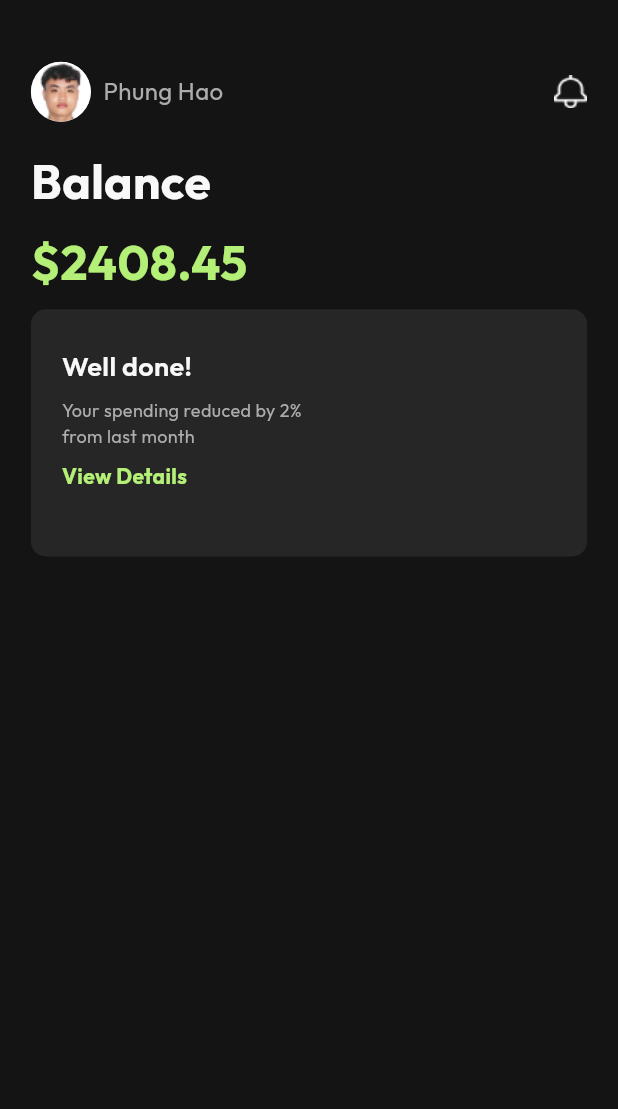
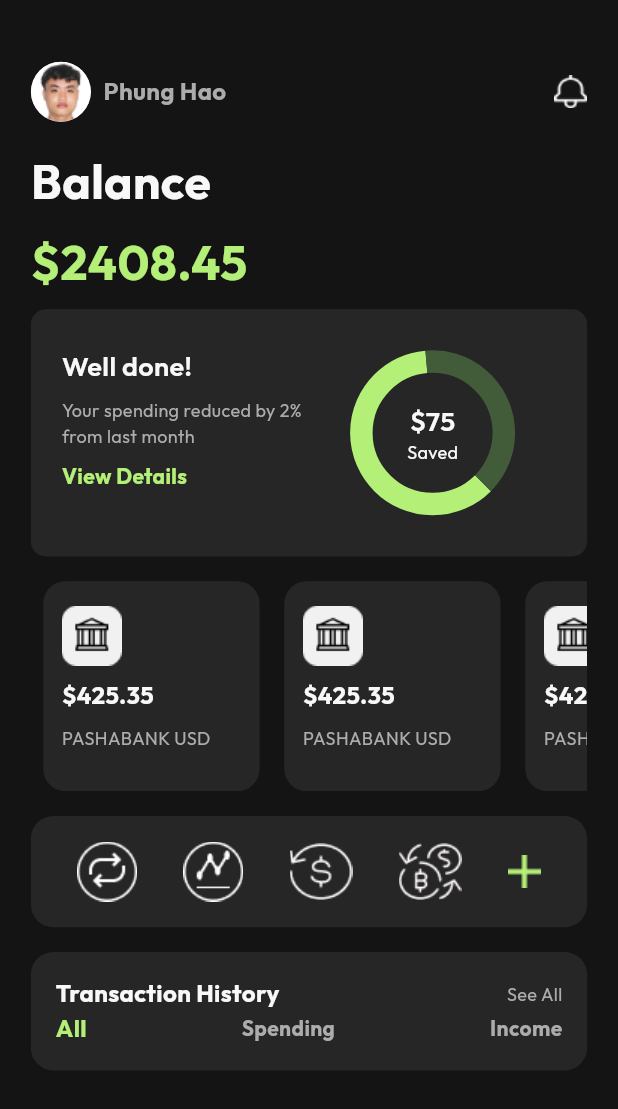
Before and after one commit to phunghao2903/fintrack, a Flutter app: the screen it shows after launch, on a phone screen of 412 x 824 dp. Shown: the top 1109 px of the screen. Run offline on Flutter 3.47's test engine with Material 3 defaults, Android fonts, the phone set to English and light mode, and no system bars; drawn by our look-alikes of fl_chart; our stand-ins replace google_fonts; missing offline and left inert: bitsdojo_window.

```diff
--- a/lib/core/theme/app_text_styles.dart
+++ b/lib/core/theme/app_text_styles.dart
@@ -17,7 +17,7 @@ class AppTextStyles {
 
   static final body1 = GoogleFonts.outfit(
     fontSize: 16,
-    fontWeight: FontWeight.normal
+    fontWeight: FontWeight.bold
   );
   static final body2 = GoogleFonts.outfit(
     fontSize: 14,
--- /dev/null
+++ b/lib/features/home/pages/account_item.dart
@@ -0,0 +1,45 @@
+import 'package:fintrack/core/theme/app_colors.dart';
+import 'package:fintrack/core/theme/app_text_styles.dart';
+import 'package:fintrack/core/utils/size_utils.dart';
+import 'package:flutter/material.dart';
+
+class AccountItem extends StatelessWidget {
+  const AccountItem({super.key});
+
+  @override
+  Widget build(BuildContext context) {
+    final h = SizeUtils.height(context);
+    final w = SizeUtils.width(context);
+    return Padding(
+      padding:  EdgeInsets.symmetric(horizontal: w *0.02),
+      child: Container(
+        height: h * 0.17,
+        width: w * 0.35,
+        decoration: BoxDecoration(
+          color: AppColors.widget,
+          borderRadius: BorderRadius.circular(15),
+        ),
+        child: Padding(
+          padding: EdgeInsets.symmetric(horizontal: w * 0.03, vertical: h * 0.02),
+          child: Column(
+            // mainAxisAlignment: MainAxisAlignment.start,
+            crossAxisAlignment: CrossAxisAlignment.start,
+            children: [
+              Image.asset('assets/icons/pashabank_usd.png'),
+              SizedBox(height: h * 0.01),
+              Text(
+                "\$425.35",
+                style: AppTextStyles.body1.copyWith(color: AppColors.white),
+              ),
+              SizedBox(height: h * 0.01),
+              Text(
+                "PASHABANK USD",
+                style: AppTextStyles.caption.copyWith(color: AppColors.grey),
+              ),
+            ],
+          ),
+        ),
+      ),
+    );
+  }
+}
--- a/lib/features/home/pages/home_page.dart
+++ b/lib/features/home/pages/home_page.dart
@@ -1,6 +1,10 @@
+import 'dart:math';
+
 import 'package:fintrack/core/theme/app_colors.dart';
 import 'package:fintrack/core/theme/app_text_styles.dart';
 import 'package:fintrack/core/utils/size_utils.dart';
+import 'package:fintrack/features/home/pages/account_item.dart';
+import 'package:fintrack/features/home/pages/my_pie_chart.dart';
 import 'package:fl_chart/fl_chart.dart';
 import 'package:flutter/material.dart';
 
@@ -12,6 +16,7 @@ class HomePage extends StatefulWidget {
 }
 
 class _HomePageState extends State<HomePage> {
+  final List _list = ['1', '2', '3'];
   @override
   Widget build(BuildContext context) {
     final h = SizeUtils.height(context);
@@ -48,48 +53,44 @@ class _HomePageState extends State<HomePage> {
                       ),
                     ],
                   ),
-                  Row(
-                    children: [
-                      Image.asset("assets/icons/notification.png",)
-                    ],
-                  )
+                  Row(children: [Image.asset("assets/icons/notification.png")]),
                 ],
               ),
-              SizedBox(height: h*0.02,),
+              SizedBox(height: h * 0.02),
               Row(
                 children: [
                   Text(
                     "Balance",
                     style: AppTextStyles.heading1.copyWith(
-                      color: AppColors.white
-
+                      color: AppColors.white,
                     ),
-                  )
+                  ),
                 ],
               ),
-              SizedBox(height: h*0.01,),
+              SizedBox(height: h * 0.01),
               Row(
                 children: [
                   Text(
                     "\$2408.45",
                     style: AppTextStyles.heading1.copyWith(
-                      color: AppColors.main
-
+                      color: AppColors.main,
                     ),
-                  )
+                  ),
                 ],
               ),
-              SizedBox(height: h*0.01,),
+              SizedBox(height: h * 0.01),
               Container(
-                height: h*0.2,
-                width: w*0.9,
+                height: h * 0.2,
+                width: w * 0.9,
                 decoration: BoxDecoration(
                   color: AppColors.widget,
-                  borderRadius: BorderRadius.circular(10)
-
+                  borderRadius: BorderRadius.circular(10),
                 ),
                 child: Padding(
-                  padding:  EdgeInsets.symmetric(horizontal: w*0.05,vertical:h*0.03 ),
+                  padding: EdgeInsets.symmetric(
+                    horizontal: w * 0.05,
+                    vertical: h * 0.03,
+                  ),
                   child: Row(
                     children: [
                       Expanded(
@@ -99,52 +100,138 @@ class _HomePageState extends State<HomePage> {
                           children: [
                             Text(
                               "Well done!",
-                              style: AppTextStyles.heading2.copyWith(color: AppColors.white),
-
+                              style: AppTextStyles.heading2.copyWith(
+                                color: AppColors.white,
+                              ),
                             ),
-                            SizedBox(height: h*0.01,),
+                            SizedBox(height: h * 0.01),
                             Text(
                               "Your spending reduced by 2% from last month ",
-                              style: AppTextStyles.caption.copyWith(color: AppColors.grey),
-
+                              style: AppTextStyles.caption.copyWith(
+                                color: AppColors.grey,
+                              ),
                             ),
-                            SizedBox(height: h*0.01,),
+                            SizedBox(height: h * 0.01),
                             Text(
                               "View Details",
-                              style: AppTextStyles.body2.copyWith(color: AppColors.main),
-
+                              style: AppTextStyles.body2.copyWith(
+                                color: AppColors.main,
+                              ),
                             ),
                           ],
-
                         ),
                       ),
                       Expanded(
                         flex: 1,
                         child: Column(
                           children: [
-                            // PieChart(
-                            //   PieChartData(
-                            //     sections: [
-                            //       PieChartSectionData(
-                            //         value: 20,
-                            //         color: AppColors.main
-                            //       )
-                            //     ]
-                            //   )
-
+                            MyPieChart(),
+                            // Text(
+                            //   "View Details",
+                            //   style: AppTextStyles.body2.copyWith(
+                            //     color: AppColors.main,
+                            //   ),
                             // ),
                           ],
-
                         ),
-                      )
+                      ),
                     ],
                   ),
                 ),
+              ),
 
-              )
+              SizedBox(height: h * 0.02),
+
+              Row(
+                children: [
+                  Expanded(
+                    child: Container(
+                      height: h * 0.17,
+
+                      child: ListView.builder(
+                        scrollDirection: Axis.horizontal,
+
+                        itemCount: 5,
+                        itemBuilder: (context, index) {
+                          return AccountItem();
+                        },
+                      ),
+                    ),
+                  ),
+                ],
+              ),
+
+              SizedBox(height: h * 0.02),
+              Container(
+                height: h * 0.09,
+                width: w * 0.9,
+                decoration: BoxDecoration(
+                  color: AppColors.widget,
+                  borderRadius: BorderRadius.circular(15),
+                ),
+                child: Row(
+                  mainAxisAlignment: MainAxisAlignment.spaceEvenly,
+                  children: [
+                    Image.asset("assets/icons/swap.png"),
+                    Image.asset("assets/icons/analyst.png"),
+                    Image.asset("assets/icons/deposit.png"),
+                    Image.asset("assets/icons/buy.png"),
+                    Image.asset("assets/icons/add.png" ),
+
+                  ],
+
+                ),
+              ),
+              SizedBox(height: h * 0.02),
+              Container(
+                // height: h*0.1,
+                width: w*0.9,
+                decoration: BoxDecoration(
+                  color: AppColors.widget,
+                  borderRadius: BorderRadius.circular(15),
+                ),
+                child: Padding(
+                  padding:  EdgeInsets.symmetric(horizontal: h*0.02,vertical: h*0.02),
+                  child: Column(
+                    mainAxisSize: MainAxisSize.min,
+                    children: [
+                      Row(
+                        mainAxisAlignment: MainAxisAlignment.spaceBetween,
+                        children: [
+                          Text(
+                            "Transaction History",
+                            style: AppTextStyles.body1.copyWith(color: AppColors.white),
+                          ),
+                          Text(
+                             "See All",
+                             style: AppTextStyles.caption.copyWith(color: AppColors.grey),
+                          )
+                        ],
+                      ),
+                      Row(
+                        mainAxisAlignment: MainAxisAlignment.spaceBetween,
+                        children: [
+                          Text(
+                            "All",
+                            style: AppTextStyles.body1.copyWith(color: AppColors.main),
+                          ),
 
 
+                          Text(
+                             "Spending",
+                             style: AppTextStyles.body2.copyWith(color: AppColors.grey),
+                          ),
+                          Text(
+                             "Income",
+                             style: AppTextStyles.body2.copyWith(color: AppColors.grey),
+                          )
+                        ],
+                      ),
+                    ],
 
+                  ),
+                ),
+              )
             ],
           ),
         ),
--- /dev/null
+++ b/lib/features/home/pages/my_pie_chart.dart
@@ -0,0 +1,65 @@
+import 'package:fintrack/core/theme/app_colors.dart';
+import 'package:fintrack/core/theme/app_text_styles.dart';
+import 'package:fintrack/core/utils/size_utils.dart';
+import 'package:fl_chart/fl_chart.dart';
+import 'package:flutter/material.dart';
+
+class MyPieChart extends StatelessWidget {
+  const MyPieChart({super.key});
+
+  @override
+  Widget build(BuildContext context) {
+    final h = SizeUtils.height(context);
+    final w = SizeUtils.width(context);
+    return SizedBox(
+      height: h * 0.14,
+      width: w * 0.14,
+      child: Stack(
+        alignment: Alignment.center,
+
+        children: [
+          PieChart(
+            swapAnimationDuration: Duration(milliseconds: 800),
+
+            PieChartData(
+              startDegreeOffset: 45,
+              sectionsSpace: 0,
+              centerSpaceRadius: 40,
+              sections: [
+                PieChartSectionData(
+                  value: 55,
+                  radius: 15,
+                  color: AppColors.main,
+                  showTitle: false,
+                ),
+                PieChartSectionData(
+                  value: 35,
+                  radius: 15,
+                  color: Color(0xFF425B39),
+
+                  showTitle: false,
+                  // round
+
+                ),
+              ],
+            ),
+          ),
+          Column(
+            mainAxisAlignment: MainAxisAlignment.center,
+            children: [
+              Text(
+                "\$75",
+                style: AppTextStyles.heading2.copyWith(color: AppColors.white),
+              ),
+              Text(
+                "Saved",
+                style: AppTextStyles.caption.copyWith(color: AppColors.white),
+              )
+            ],
+
+          )
+        ],
+      ),
+    );
+  }
+}
--- a/lib/main.dart
+++ b/lib/main.dart
@@ -1,3 +1,5 @@
+import 'dart:ui';
+
 import 'package:fintrack/features/home/pages/home_page.dart';
 import 'package:flutter/material.dart';
 import 'package:bitsdojo_window/bitsdojo_window.dart';
@@ -21,8 +23,19 @@ class MyApp extends StatelessWidget {
 
   @override
   Widget build(BuildContext context) {
-    return const MaterialApp(
+    return  MaterialApp(
+      scrollBehavior: DesktopScrollBehavior(),
       home: HomePage()
     );
   }
 }
+class DesktopScrollBehavior extends MaterialScrollBehavior {
+  @override
+  Set<PointerDeviceKind> get dragDevices => {
+    PointerDeviceKind.touch,
+    PointerDeviceKind.mouse,
+    PointerDeviceKind.trackpad,
+    PointerDeviceKind.stylus,
+    PointerDeviceKind.unknown,
+  };
+}
```
Also changed, not shown: assets/icons/add.png (added), assets/icons/analyst.png (added), assets/icons/buy.png (added), assets/icons/cash_usd.png (added), assets/icons/deposit.png (added), assets/icons/pashabank_usd.png (added), assets/icons/swap.png (added).
